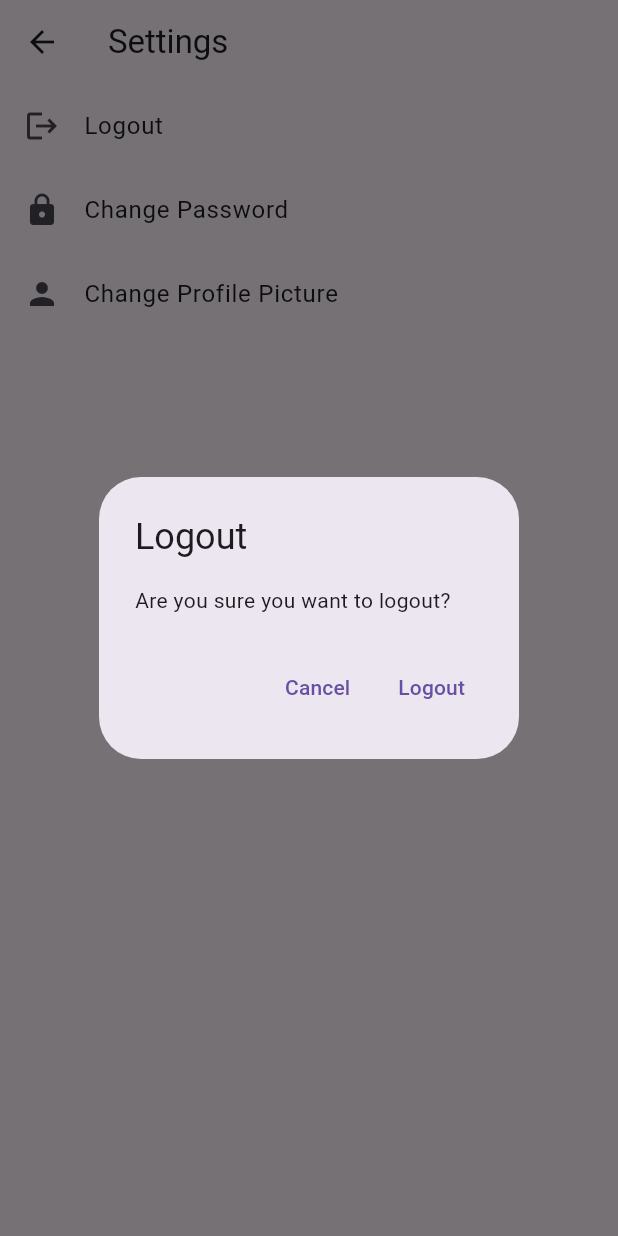
After one commit to ISIS3510-Seccion-2-Grupo-21/resq-flutter, a Flutter app: the SettingsView screen opened directly, after a tap on "Logout", on a phone screen of 412 x 824 dp. The commit adds this screen. Run offline on Flutter 3.47's test engine with Material 3 defaults, Android fonts, the phone set to English and light mode, and no system bars; our stand-ins replace bloc, cloud_firestore, connectivity_plus, equatable, firebase_auth, firebase_core and 10 more; missing offline and left inert: shake; accounts and stored records are empty.

Commit message:
Logout works

```diff
--- a/lib/screens/home/home_screen.dart
+++ b/lib/screens/home/home_screen.dart
@@ -14,6 +14,7 @@ import 'package:resq/main.dart';
 import 'package:resq/screens/chat/chat_view.dart';
 import 'package:resq/screens/news/news_detail.dart';
 import 'package:resq/screens/home/emergency_form.dart';
+import 'package:resq/screens/settings/settings_view.dart';
 import 'package:shake/shake.dart';
 import 'package:cloud_firestore/cloud_firestore.dart';
 import 'package:chat_repository/chat_repository.dart';
@@ -341,10 +342,13 @@ class _HomeScreenState extends State<HomeScreen> {
         ),
         actions: [
           IconButton(
-            onPressed: () {
-              context.read<SignInBloc>().add(const SignOutRequired());
+            onPressed: () async {
+              var result = await Navigator.push(context, MaterialPageRoute(builder: (context) => SettingsView()));
+              if (result == 'logout') {
+                context.read<SignInBloc>().add(const SignOutRequired());
+              }
             },
-            icon: const Icon(Icons.login),
+            icon: const Icon(Icons.settings),
           ),
         ],
       ),
--- /dev/null
+++ b/lib/screens/settings/settings_view.dart
@@ -0,0 +1,88 @@
+import 'package:flutter/material.dart';
+import 'package:flutter_bloc/flutter_bloc.dart';
+import 'package:resq/blocs/sign_in_bloc/sign_in_bloc.dart';
+
+class SettingsView extends StatelessWidget {
+  const SettingsView({Key? key}) : super(key: key);
+
+  @override
+  Widget build(BuildContext context) {
+    return Scaffold(
+      appBar: AppBar(
+        title: Text('Settings'),
+      ),
+      body: ListView(
+        children: [
+          ListTile(
+            leading: Icon(Icons.logout),
+            title: Text('Logout'),
+            onTap: () async {
+              // Handle logout functionality
+              var result = await showDialog(
+                context: context,
+                builder: (context) => AlertDialog(
+                  title: Text('Logout'),
+                  content: Text('Are you sure you want to logout?'),
+                  actions: [
+                    TextButton(
+                      onPressed: () {
+                        Navigator.of(context).pop();
+                      },
+                      child: Text('Cancel'),
+                    ),
+                    TextButton(
+                      onPressed: () {
+                        Navigator.of(context).pop('logout');
+                      },
+                      child: Text('Logout'),
+                    ),
+                  ],
+                ),
+              );
+
+              if (result == 'logout') {
+                Navigator.of(context).pop('logout');
+              }
+            },
+          ),
+          ListTile(
+            leading: Icon(Icons.lock),
+            title: Text('Change Password'),
+            onTap: () {
+              // Navigate to change password screen
+              Navigator.push(
+                context,
+                MaterialPageRoute(builder: (context) => ChangePasswordPage()),
+              );
+            },
+          ),
+          ListTile(
+            leading: Icon(Icons.person),
+            title: Text('Change Profile Picture'),
+            onTap: () {
+              // Navigate to change profile picture screen
+              // Navigator.push(
+              //   context,
+              //   MaterialPageRoute(builder: (context) => ChangeProfilePicturePage()),
+              // );
+            },
+          ),
+        ],
+      ),
+    );
+  }
+}
+
+class ChangePasswordPage extends StatelessWidget {
+  @override
+  Widget build(BuildContext context) {
+    return Scaffold(
+      appBar: AppBar(
+        title: Text('Change Password'),
+      ),
+      body: Center(
+        child: Text('Change Password Page'),
+      ),
+    );
+  }
+}
```
